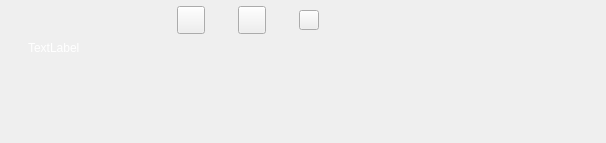
Old version of the form sinj/sinj.ui in the repository Nowhererain/Sinj.
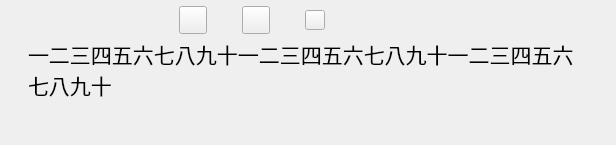
New version of the form. Icons and pictures are not drawn.

```diff
--- a/sinj/sinj.ui
+++ b/sinj/sinj.ui
@@ -6,29 +6,35 @@
    <rect>
     <x>0</x>
     <y>0</y>
-    <width>606</width>
-    <height>143</height>
+    <width>616</width>
+    <height>145</height>
    </rect>
   </property>
   <property name="minimumSize">
    <size>
-    <width>606</width>
-    <height>143</height>
+    <width>616</width>
+    <height>145</height>
    </size>
   </property>
   <property name="maximumSize">
    <size>
-    <width>606</width>
-    <height>143</height>
+    <width>616</width>
+    <height>145</height>
    </size>
   </property>
   <property name="windowTitle">
    <string>Sinj</string>
   </property>
   <layout class="QVBoxLayout" name="verticalLayout">
+   <property name="spacing">
+    <number>3</number>
+   </property>
    <property name="topMargin">
     <number>5</number>
    </property>
+   <property name="bottomMargin">
+    <number>5</number>
+   </property>
    <item>
     <widget class="QWidget" name="widget" native="true">
      <property name="sizePolicy">
@@ -227,21 +233,24 @@
      </property>
      <property name="minimumSize">
       <size>
-       <width>550</width>
-       <height>70</height>
+       <width>560</width>
+       <height>88</height>
       </size>
      </property>
      <property name="maximumSize">
       <size>
-       <width>550</width>
-       <height>70</height>
+       <width>560</width>
+       <height>88</height>
       </size>
      </property>
-     <property name="styleSheet">
-      <string notr="true">QLabel{
-	font: 18pt &quot;黑体&quot;;
-	color: rgb(255, 255, 255);
-}</string>
+     <property name="font">
+      <font>
+       <family>黑体</family>
+       <pointsize>16</pointsize>
+       <weight>50</weight>
+       <italic>false</italic>
+       <bold>false</bold>
+      </font>
      </property>
      <property name="frameShape">
       <enum>QFrame::NoFrame</enum>
@@ -250,11 +259,14 @@
       <enum>QFrame::Plain</enum>
      </property>
      <property name="text">
-      <string notr="true">TextLabel</string>
+      <string notr="true">&lt;html&gt;&lt;head/&gt;&lt;body&gt;&lt;p&gt;一二三四五六七八九十一二三四五六七八九十一二三四五六七八九十&lt;/p&gt;&lt;/body&gt;&lt;/html&gt;</string>
      </property>
      <property name="alignment">
       <set>Qt::AlignLeading|Qt::AlignLeft|Qt::AlignTop</set>
      </property>
+     <property name="wordWrap">
+      <bool>true</bool>
+     </property>
     </widget>
    </item>
   </layout>
```
